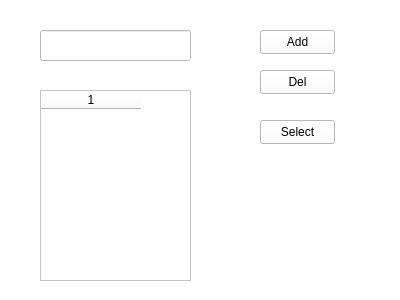
Before: the Qt Designer form setup_test/setup_ip.ui in badpooh/Vision, drawn with Qt 5.
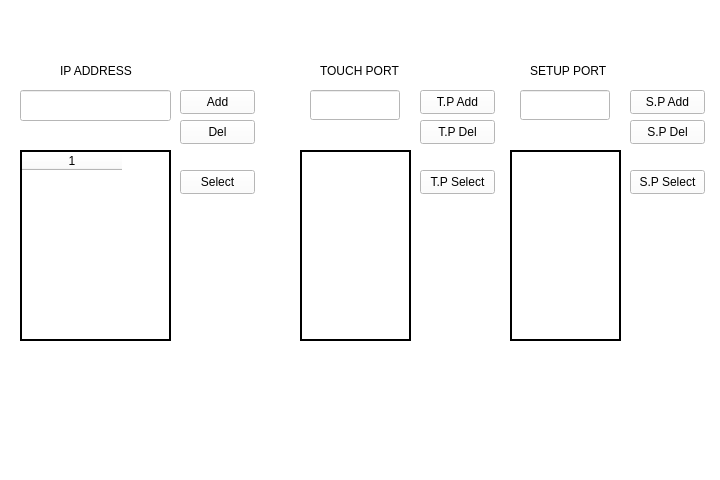
After: the same form once the commit is applied.

```diff
--- a/setup_test/setup_ip.ui
+++ b/setup_test/setup_ip.ui
@@ -6,8 +6,8 @@
    <rect>
     <x>0</x>
     <y>0</y>
-    <width>400</width>
-    <height>300</height>
+    <width>720</width>
+    <height>480</height>
    </rect>
   </property>
   <property name="windowTitle">
@@ -18,8 +18,8 @@
     <rect>
      <x>0</x>
      <y>0</y>
-     <width>400</width>
-     <height>300</height>
+     <width>720</width>
+     <height>480</height>
     </rect>
    </property>
    <property name="styleSheet">
@@ -31,8 +31,8 @@
    <widget class="QPushButton" name="btn_ip_add">
     <property name="geometry">
      <rect>
-      <x>260</x>
-      <y>30</y>
+      <x>180</x>
+      <y>90</y>
       <width>75</width>
       <height>24</height>
      </rect>
@@ -44,8 +44,8 @@
    <widget class="QPushButton" name="btn_ip_select">
     <property name="geometry">
      <rect>
-      <x>260</x>
-      <y>120</y>
+      <x>180</x>
+      <y>170</y>
       <width>75</width>
       <height>24</height>
      </rect>
@@ -57,8 +57,8 @@
    <widget class="QPushButton" name="btn_ip_del">
     <property name="geometry">
      <rect>
-      <x>260</x>
-      <y>70</y>
+      <x>180</x>
+      <y>120</y>
       <width>75</width>
       <height>24</height>
      </rect>
@@ -70,8 +70,8 @@
    <widget class="QLineEdit" name="ip_typing">
     <property name="geometry">
      <rect>
-      <x>40</x>
-      <y>30</y>
+      <x>20</x>
+      <y>90</y>
       <width>151</width>
       <height>31</height>
      </rect>
@@ -80,12 +80,24 @@
    <widget class="QTableWidget" name="ip_list">
     <property name="geometry">
      <rect>
-      <x>40</x>
-      <y>90</y>
+      <x>20</x>
+      <y>150</y>
       <width>151</width>
       <height>191</height>
      </rect>
     </property>
+    <property name="frameShape">
+     <enum>QFrame::Shape::Panel</enum>
+    </property>
+    <property name="frameShadow">
+     <enum>QFrame::Shadow::Plain</enum>
+    </property>
+    <property name="lineWidth">
+     <number>2</number>
+    </property>
+    <property name="midLineWidth">
+     <number>0</number>
+    </property>
     <property name="editTriggers">
      <set>QAbstractItemView::EditTrigger::NoEditTriggers</set>
     </property>
@@ -100,6 +112,213 @@
     </attribute>
     <column/>
    </widget>
+   <widget class="QLineEdit" name="tp_typing">
+    <property name="geometry">
+     <rect>
+      <x>310</x>
+      <y>90</y>
+      <width>90</width>
+      <height>30</height>
+     </rect>
+    </property>
+   </widget>
+   <widget class="QLineEdit" name="sp_typing">
+    <property name="geometry">
+     <rect>
+      <x>520</x>
+      <y>90</y>
+      <width>90</width>
+      <height>30</height>
+     </rect>
+    </property>
+   </widget>
+   <widget class="QLabel" name="label">
+    <property name="geometry">
+     <rect>
+      <x>60</x>
+      <y>60</y>
+      <width>91</width>
+      <height>21</height>
+     </rect>
+    </property>
+    <property name="text">
+     <string>IP ADDRESS</string>
+    </property>
+   </widget>
+   <widget class="QLabel" name="label_2">
+    <property name="geometry">
+     <rect>
+      <x>320</x>
+      <y>60</y>
+      <width>91</width>
+      <height>21</height>
+     </rect>
+    </property>
+    <property name="text">
+     <string>TOUCH PORT</string>
+    </property>
+   </widget>
+   <widget class="QLabel" name="label_3">
+    <property name="geometry">
+     <rect>
+      <x>530</x>
+      <y>60</y>
+      <width>91</width>
+      <height>21</height>
+     </rect>
+    </property>
+    <property name="text">
+     <string>SETUP PORT</string>
+    </property>
+   </widget>
+   <widget class="QPushButton" name="btn_tp_add">
+    <property name="geometry">
+     <rect>
+      <x>420</x>
+      <y>90</y>
+      <width>75</width>
+      <height>24</height>
+     </rect>
+    </property>
+    <property name="text">
+     <string>T.P Add</string>
+    </property>
+   </widget>
+   <widget class="QPushButton" name="btn_tp_select">
+    <property name="geometry">
+     <rect>
+      <x>420</x>
+      <y>170</y>
+      <width>75</width>
+      <height>24</height>
+     </rect>
+    </property>
+    <property name="text">
+     <string>T.P Select</string>
+    </property>
+   </widget>
+   <widget class="QPushButton" name="btn_tp_de">
+    <property name="geometry">
+     <rect>
+      <x>420</x>
+      <y>120</y>
+      <width>75</width>
+      <height>24</height>
+     </rect>
+    </property>
+    <property name="text">
+     <string>T.P Del</string>
+    </property>
+   </widget>
+   <widget class="QPushButton" name="btn_sp_de">
+    <property name="geometry">
+     <rect>
+      <x>630</x>
+      <y>120</y>
+      <width>75</width>
+      <height>24</height>
+     </rect>
+    </property>
+    <property name="text">
+     <string>S.P Del</string>
+    </property>
+   </widget>
+   <widget class="QPushButton" name="btn_sp_select">
+    <property name="geometry">
+     <rect>
+      <x>630</x>
+      <y>170</y>
+      <width>75</width>
+      <height>24</height>
+     </rect>
+    </property>
+    <property name="text">
+     <string>S.P Select</string>
+    </property>
+   </widget>
+   <widget class="QPushButton" name="btn_sp_add">
+    <property name="geometry">
+     <rect>
+      <x>630</x>
+      <y>90</y>
+      <width>75</width>
+      <height>24</height>
+     </rect>
+    </property>
+    <property name="text">
+     <string>S.P Add</string>
+    </property>
+   </widget>
+   <widget class="QTableWidget" name="tp_list">
+    <property name="geometry">
+     <rect>
+      <x>300</x>
+      <y>150</y>
+      <width>111</width>
+      <height>191</height>
+     </rect>
+    </property>
+    <property name="frameShape">
+     <enum>QFrame::Shape::Panel</enum>
+    </property>
+    <property name="frameShadow">
+     <enum>QFrame::Shadow::Plain</enum>
+    </property>
+    <property name="lineWidth">
+     <number>2</number>
+    </property>
+    <property name="midLineWidth">
+     <number>0</number>
+    </property>
+    <property name="editTriggers">
+     <set>QAbstractItemView::EditTrigger::NoEditTriggers</set>
+    </property>
+    <property name="rowCount">
+     <number>0</number>
+    </property>
+    <property name="columnCount">
+     <number>1</number>
+    </property>
+    <attribute name="horizontalHeaderVisible">
+     <bool>false</bool>
+    </attribute>
+    <column/>
+   </widget>
+   <widget class="QTableWidget" name="sp_list">
+    <property name="geometry">
+     <rect>
+      <x>510</x>
+      <y>150</y>
+      <width>111</width>
+      <height>191</height>
+     </rect>
+    </property>
+    <property name="frameShape">
+     <enum>QFrame::Shape::Panel</enum>
+    </property>
+    <property name="frameShadow">
+     <enum>QFrame::Shadow::Plain</enum>
+    </property>
+    <property name="lineWidth">
+     <number>2</number>
+    </property>
+    <property name="midLineWidth">
+     <number>0</number>
+    </property>
+    <property name="editTriggers">
+     <set>QAbstractItemView::EditTrigger::NoEditTriggers</set>
+    </property>
+    <property name="rowCount">
+     <number>0</number>
+    </property>
+    <property name="columnCount">
+     <number>1</number>
+    </property>
+    <attribute name="horizontalHeaderVisible">
+     <bool>false</bool>
+    </attribute>
+    <column/>
+   </widget>
   </widget>
  </widget>
  <resources/>
```
